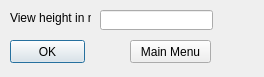
initze/GE_game, file gui/SettingsMenu.ui: the form before one commit.
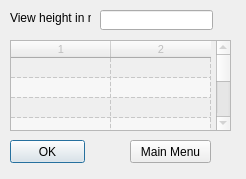
The form after the commit.

Commit message: added table for selection of solution field

The edit to the form file:
```diff
--- a/gui/SettingsMenu.ui
+++ b/gui/SettingsMenu.ui
@@ -6,10 +6,22 @@
    <rect>
     <x>0</x>
     <y>0</y>
-    <width>264</width>
-    <height>77</height>
+    <width>246</width>
+    <height>179</height>
    </rect>
   </property>
+  <property name="sizePolicy">
+   <sizepolicy hsizetype="MinimumExpanding" vsizetype="MinimumExpanding">
+    <horstretch>0</horstretch>
+    <verstretch>0</verstretch>
+   </sizepolicy>
+  </property>
+  <property name="minimumSize">
+   <size>
+    <width>246</width>
+    <height>179</height>
+   </size>
+  </property>
   <property name="windowTitle">
    <string>Settings</string>
   </property>
@@ -17,7 +29,7 @@
    <property name="geometry">
     <rect>
      <x>10</x>
-     <y>40</y>
+     <y>140</y>
      <width>75</width>
      <height>23</height>
     </rect>
@@ -33,7 +45,7 @@
    <property name="geometry">
     <rect>
      <x>130</x>
-     <y>40</y>
+     <y>140</y>
      <width>81</width>
      <height>23</height>
     </rect>
@@ -65,6 +77,108 @@
     <string>View height in m</string>
    </property>
   </widget>
+  <widget class="QTableWidget" name="tableWidget">
+   <property name="enabled">
+    <bool>false</bool>
+   </property>
+   <property name="geometry">
+    <rect>
+     <x>10</x>
+     <y>40</y>
+     <width>221</width>
+     <height>91</height>
+    </rect>
+   </property>
+   <property name="minimumSize">
+    <size>
+     <width>221</width>
+     <height>91</height>
+    </size>
+   </property>
+   <property name="font">
+    <font>
+     <pointsize>8</pointsize>
+    </font>
+   </property>
+   <property name="frameShape">
+    <enum>QFrame::StyledPanel</enum>
+   </property>
+   <property name="frameShadow">
+    <enum>QFrame::Sunken</enum>
+   </property>
+   <property name="verticalScrollBarPolicy">
+    <enum>Qt::ScrollBarAsNeeded</enum>
+   </property>
+   <property name="editTriggers">
+    <set>QAbstractItemView::NoEditTriggers</set>
+   </property>
+   <property name="dragEnabled">
+    <bool>false</bool>
+   </property>
+   <property name="alternatingRowColors">
+    <bool>true</bool>
+   </property>
+   <property name="selectionMode">
+    <enum>QAbstractItemView::SingleSelection</enum>
+   </property>
+   <property name="showGrid">
+    <bool>true</bool>
+   </property>
+   <property name="gridStyle">
+    <enum>Qt::DashLine</enum>
+   </property>
+   <property name="rowCount">
+    <number>10</number>
+   </property>
+   <property name="columnCount">
+    <number>2</number>
+   </property>
+   <attribute name="horizontalHeaderVisible">
+    <bool>true</bool>
+   </attribute>
+   <attribute name="horizontalHeaderCascadingSectionResizes">
+    <bool>true</bool>
+   </attribute>
+   <attribute name="horizontalHeaderDefaultSectionSize">
+    <number>100</number>
+   </attribute>
+   <attribute name="horizontalHeaderMinimumSectionSize">
+    <number>15</number>
+   </attribute>
+   <attribute name="horizontalHeaderShowSortIndicator" stdset="0">
+    <bool>false</bool>
+   </attribute>
+   <attribute name="horizontalHeaderStretchLastSection">
+    <bool>false</bool>
+   </attribute>
+   <attribute name="verticalHeaderVisible">
+    <bool>false</bool>
+   </attribute>
+   <attribute name="verticalHeaderCascadingSectionResizes">
+    <bool>true</bool>
+   </attribute>
+   <attribute name="verticalHeaderDefaultSectionSize">
+    <number>20</number>
+   </attribute>
+   <attribute name="verticalHeaderMinimumSectionSize">
+    <number>12</number>
+   </attribute>
+   <attribute name="verticalHeaderShowSortIndicator" stdset="0">
+    <bool>false</bool>
+   </attribute>
+   <row/>
+   <row/>
+   <row/>
+   <row/>
+   <row/>
+   <row/>
+   <row/>
+   <row/>
+   <row/>
+   <row/>
+   <column/>
+   <column/>
+  </widget>
  </widget>
  <resources/>
  <connections/>
```
The commit also changes 2 other files.
